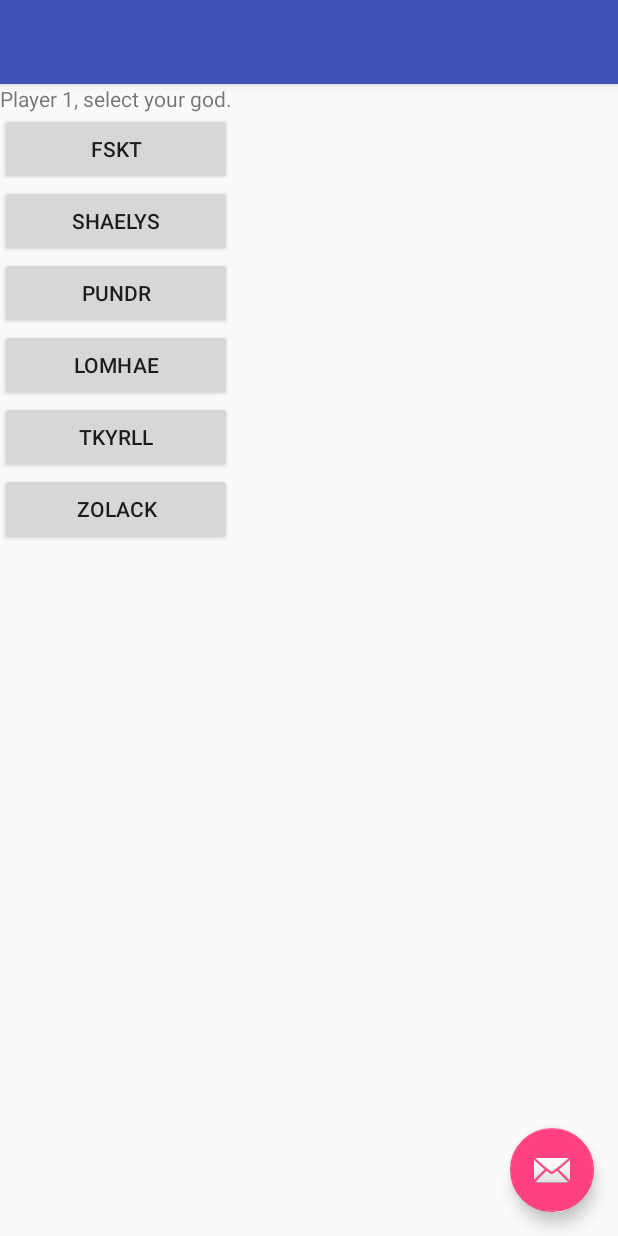
After one commit to KelBull/TerraNeo, an Android app: the ChooseGod screen opened directly, with no data from a screen before it, on a phone screen of 412 x 824 dp. The commit adds this screen. Run offline under Robolectric (Android 15) with nearby library versions, the phone set to English and light mode, and no system bars.

Commit message:
set up player count setting and player god choice
Bug exists where choosing a god crashes

```diff
--- a/app/build.gradle
+++ b/app/build.gradle
@@ -27,6 +27,6 @@ dependencies {
     compile 'com.android.support:appcompat-v7:25.1.0'
     compile 'com.android.support:design:25.1.0'
     compile 'com.android.support:support-v4:25.1.0'
-    compile 'com.android.support.constraint:constraint-layout:+'
+    compile 'com.android.support.constraint:constraint-layout:1.0.2'
     testCompile 'junit:junit:4.12'
 }
--- /dev/null
+++ b/app/src/main/java/kc/terraneo/ChooseGod.java
@@ -0,0 +1,85 @@
+package kc.terraneo;
+
+import android.content.Intent;
+import android.os.Bundle;
+import android.support.design.widget.FloatingActionButton;
+import android.support.design.widget.Snackbar;
+import android.support.v7.app.AppCompatActivity;
+import android.support.v7.widget.Toolbar;
+import android.util.Log;
+import android.view.View;
+import android.widget.Button;
+import android.widget.TableLayout;
+import android.widget.TableRow;
+import android.widget.TextView;
+
+import java.util.ArrayList;
+
+public class ChooseGod extends AppCompatActivity {
+    ArrayList<String> godList;
+    TableLayout layout;
+    int iterator;
+    int playerCount;
+    int playerIterator;
+    Intent intent;
+
+    @Override
+    protected void onCreate(Bundle savedInstanceState) {
+        super.onCreate(savedInstanceState);
+        setContentView(R.layout.activity_choose_god);
+        layout = (TableLayout) findViewById(R.id.TableLayout);
+        godList = new ArrayList<>();
+        for(int i=0; i<God.getGodNames().length; i++)
+        {
+            godList.add(God.getGodNames()[i]);
+        }
+        iterator = 1;
+        playerIterator = 1;
+        playerCount = getIntent().getIntExtra("playerCount", 0);
+        intent = new Intent(this.getApplicationContext(), MainActivity.class);
+        TableRow row0 = new TableRow(this);
+        TextView label = new TextView(this);
+        label.setText("Player "+playerIterator+", select your god.");
+        row0.addView(label);
+        layout.addView(row0);
+
+        relistGods();
+
+    }
+
+    private void relistGods()
+    {
+        for(int i=0; i<godList.size(); i++)
+        {
+            TableRow row = new TableRow(this);
+            Button bob = new Button(this);
+            bob.setText(godList.get(i));
+
+            bob.setOnClickListener(new View.OnClickListener(){
+                @Override
+                public void onClick(View v) {
+                    iterator++;
+                    String name = (((Button)v).getText()).toString();
+                    Log.i("Adding god","Successfully added new God "+name);
+                    addGod(name);
+                    godList.remove(name);
+                    iterator=0;
+                    relistGods();
+                    if(iterator==playerCount) {
+                        startActivity(intent);
+                        finish();
+                    }
+                }
+
+            });
+            row.addView(bob);
+            layout.addView(row);
+        }
+    }
+    protected void addGod(String name)
+    {
+        intent.putExtra("Player"+playerIterator,name);
+        playerIterator++;
+    }
+
+}
--- a/app/src/main/java/kc/terraneo/Player.java
+++ b/app/src/main/java/kc/terraneo/Player.java
@@ -17,9 +17,10 @@ public class Player {
     public Player(God g)
     {
         myGod = g;
+        myGod.setOwner(this);
         myPawn = new Pawn(g.getColor(), this);
         myColor = g.getColor();
-        score = 0;
+        updateScore();
     }
 
     public God getGod()
@@ -43,6 +44,7 @@ public class Player {
 
     public void updateScore()
     {
+        score = 0;
         ArrayList<Temple> theTemples = myGod.getTemples();
         for(Temple t: theTemples)
         {
--- /dev/null
+++ b/app/src/main/res/layout/activity_choose_god.xml
@@ -0,0 +1,33 @@
+<?xml version="1.0" encoding="utf-8"?>
+<android.support.design.widget.CoordinatorLayout xmlns:android="http://schemas.android.com/apk/res/android"
+    xmlns:app="http://schemas.android.com/apk/res-auto"
+    xmlns:tools="http://schemas.android.com/tools"
+    android:layout_width="match_parent"
+    android:layout_height="match_parent"
+    tools:context="kc.terraneo.ChooseGod">
+
+    <android.support.design.widget.AppBarLayout
+        android:layout_width="match_parent"
+        android:layout_height="wrap_content"
+        android:theme="@style/AppTheme.AppBarOverlay">
+
+        <android.support.v7.widget.Toolbar
+            android:id="@+id/toolbar"
+            android:layout_width="match_parent"
+            android:layout_height="?attr/actionBarSize"
+            android:background="?attr/colorPrimary"
+            app:popupTheme="@style/AppTheme.PopupOverlay" />
+
+    </android.support.design.widget.AppBarLayout>
+
+    <include layout="@layout/content_choose_god" />
+
+    <android.support.design.widget.FloatingActionButton
+        android:id="@+id/fab"
+        android:layout_width="wrap_content"
+        android:layout_height="wrap_content"
+        android:layout_gravity="bottom|end"
+        android:layout_margin="@dimen/fab_margin"
+        app:srcCompat="@android:drawable/ic_dialog_email" />
+
+</android.support.design.widget.CoordinatorLayout>
--- /dev/null
+++ b/app/src/main/res/layout/content_choose_god.xml
@@ -0,0 +1,58 @@
+<?xml version="1.0" encoding="utf-8"?>
+<android.support.constraint.ConstraintLayout xmlns:android="http://schemas.android.com/apk/res/android"
+    xmlns:app="http://schemas.android.com/apk/res-auto"
+    xmlns:tools="http://schemas.android.com/tools"
+    android:layout_width="match_parent"
+    android:layout_height="match_parent"
+    app:layout_behavior="@string/appbar_scrolling_view_behavior"
+    tools:context="kc.terraneo.ChooseGod"
+    tools:showIn="@layout/activity_choose_god">
+
+    <ScrollView
+        android:layout_width="fill_parent"
+        android:layout_height="fill_parent"
+        android:scrollbars="none" >
+
+        <TableLayout
+            android:id="@+id/TableLayout"
+            android:layout_width="wrap_content"
+            android:layout_height="wrap_content" >
+            <TableRow
+                android:id="@+id/tableRow1"
+                android:layout_width="wrap_content"
+                android:layout_height="wrap_content" >
+            </TableRow>
+            <TableRow
+                android:id="@+id/tableRow2"
+                android:layout_width="wrap_content"
+                android:layout_height="wrap_content" >
+            </TableRow>
+            <TableRow
+                android:id="@+id/tableRow3"
+                android:layout_width="wrap_content"
+                android:layout_height="wrap_content" >
+            </TableRow>
+            <TableRow
+                android:id="@+id/tableRow4"
+                android:layout_width="wrap_content"
+                android:layout_height="wrap_content" >
+            </TableRow>
+            <TableRow
+                android:id="@+id/tableRow5"
+                android:layout_width="wrap_content"
+                android:layout_height="wrap_content" >
+            </TableRow>
+            <TableRow
+                android:id="@+id/tableRow6"
+                android:layout_width="wrap_content"
+                android:layout_height="wrap_content" >
+            </TableRow>
+            <TableRow
+                android:id="@+id/tableRow7"
+                android:layout_width="wrap_content"
+                android:layout_height="wrap_content" >
+            </TableRow>
+        </TableLayout>
+    </ScrollView>
+
+</android.support.constraint.ConstraintLayout>
--- a/app/src/main/res/values/strings.xml
+++ b/app/src/main/res/values/strings.xml
@@ -94,4 +94,5 @@
     <string name="title_activity_game_window">GameWindow</string>
     <string name="dummy_button">Dummy Button</string>
     <string name="dummy_content">DUMMY\nCONTENT</string>
+    <string name="title_activity_choose_god">ChooseGod</string>
 </resources>
```
Also changed, not shown: app/src/main/AndroidManifest.xml (+26 -3 lines), app/src/main/java/kc/terraneo/Client.java (+11 -2 lines), app/src/main/java/kc/terraneo/GameWindow.java (+55 -6 lines), app/src/main/java/kc/terraneo/God.java (+10 -4 lines), app/src/main/java/kc/terraneo/SetPlayerCount.java (+3 -6 lines).
